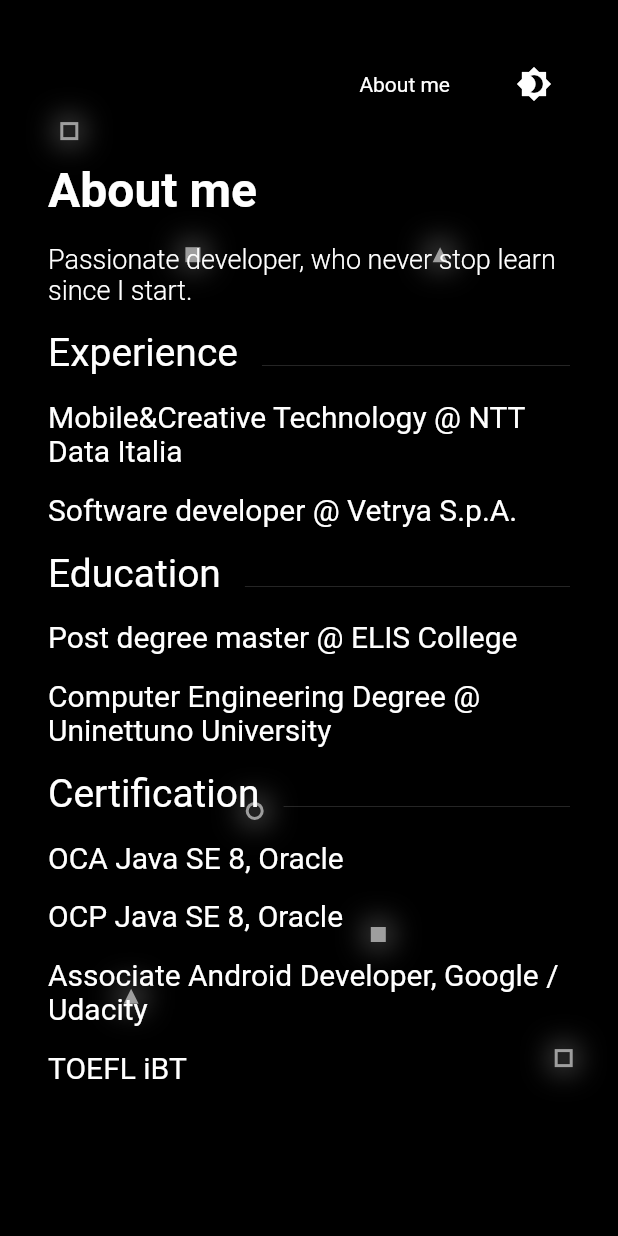
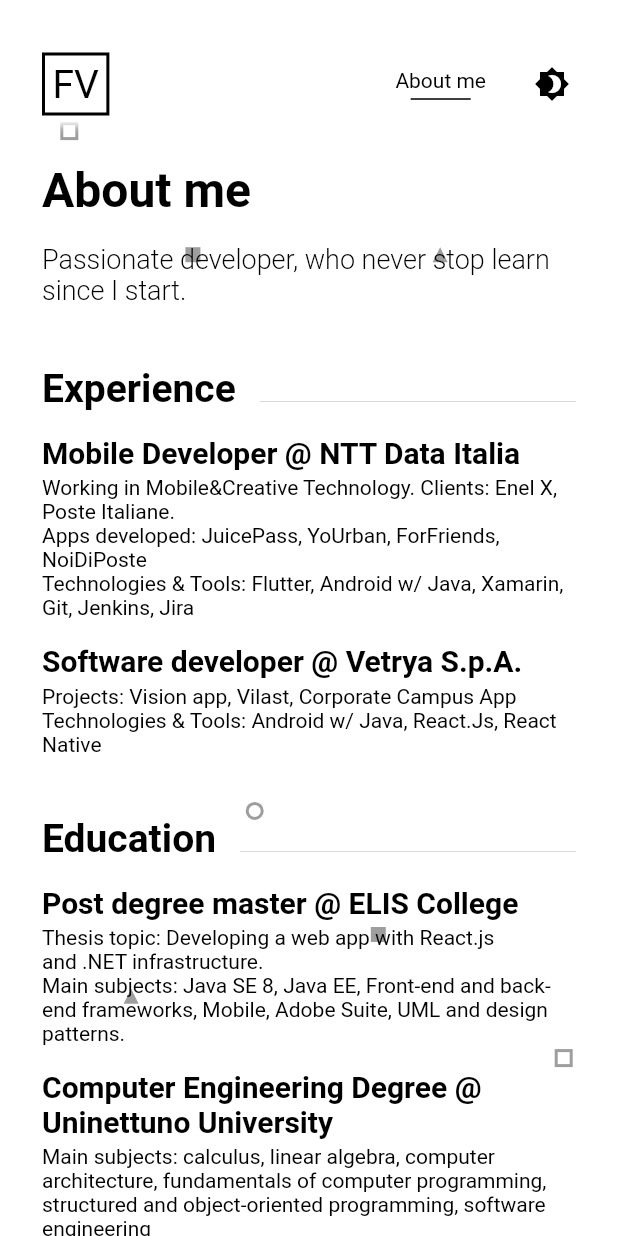
Before and after one commit to federicoviceconti/federicoviceconti_website_code, a Flutter app: the screen it shows after launch, after a tap on "About me", on a phone screen of 412 x 824 dp. Run offline on Flutter 3.47's test engine with Material 2 defaults, Android fonts, the phone set to English and light mode, and no system bars; missing offline and left inert: dart:html.

Commit message:
adding about section

```diff
--- a/lib/core/theme_data.dart
+++ b/lib/core/theme_data.dart
@@ -15,10 +15,10 @@ class CustomThemeData {
       ),
     ),
     colorScheme: ColorScheme.light(
-      primary: Colors.white,
-      onPrimary: Colors.white,
-      primaryVariant: Colors.white,
+      primary: Colors.black,
+      onPrimary: Colors.black,
       secondary: Colors.grey,
+      background: Colors.white,
     ),
     iconTheme: IconThemeData(
       color: Colors.black,
@@ -38,10 +38,10 @@ class CustomThemeData {
       )
     ),
     colorScheme: ColorScheme.light(
-      primary: Colors.black,
-      onPrimary: Colors.black,
-      primaryVariant: Colors.black,
+      primary: Colors.white,
+      onPrimary: Colors.white,
       secondary: Colors.grey,
+      background: Colors.black,
     ),
     iconTheme: IconThemeData(
       color: Colors.white,
--- a/lib/home_page/about_me/about_me.dart
+++ b/lib/home_page/about_me/about_me.dart
@@ -1,57 +1,78 @@
 import 'package:flutter/material.dart';
 
-class AboutMeWidget extends StatelessWidget {
+class AboutMeWidget extends StatefulWidget {
+  @override
+  AboutMeWidgetState createState() => AboutMeWidgetState();
+}
+
+class AboutMeWidgetState extends State<AboutMeWidget> {
   @override
   Widget build(BuildContext context) {
-    return Padding(
-      padding: const EdgeInsets.only(
-        top: 100.0,
-        left: 32.0,
-        right: 32.0,
-      ),
-      child: Stack(
+    return Stack(
       children: [
         Padding(
-            padding: const EdgeInsets.only(top: 8.0, bottom: 10.0),
+          padding: const EdgeInsets.only(top: 8.0),
           child: SingleChildScrollView(
             child: Column(
               mainAxisAlignment: MainAxisAlignment.start,
               crossAxisAlignment: CrossAxisAlignment.start,
               children: [
-                  Text(
-                    "About me",
-                    style: TextStyle(
-                      color: Colors.white,
+                _buildHeadingText(),
+                _buildSubHeadingText(),
+                _buildExperienceSection(),
+                _buildEducationSection(),
+                _buildCertificationSection(),
+                SizedBox(height: 20),
+              ],
+            ),
+          ),
+        ),
+      ],
+    );
+  }
+
+  Widget _buildHeadingText() {
+    return Padding(
+      padding: const EdgeInsets.only(top: 100.0),
+      child: Text(
+        'About me',
+        style: Theme.of(context).textTheme.headline4.copyWith(
           fontWeight: FontWeight.bold,
           fontSize: 32,
         ),
       ),
-                  Padding(
+    );
+  }
+
+  Widget _buildSubHeadingText() {
+    return Padding(
       padding: const EdgeInsets.only(
         top: 16.0,
       ),
       child: Text(
-                      "Passionate developer, who never stop learn since I start.",
-                      style: TextStyle(
-                        color: Colors.white,
+        'Passionate developer, who never stop learn since I start.',
+        style: Theme.of(context).textTheme.headline4.copyWith(
               fontWeight: FontWeight.w300,
               fontSize: 18,
             ),
       ),
-                  ),
-                  Padding(
+    );
+  }
+
+  Widget _buildHeadingSectionWithLine(String headText) {
+    return Padding(
       padding: const EdgeInsets.only(
-                      top: 16.0,
+        top: 40.0,
       ),
       child: Row(
         crossAxisAlignment: CrossAxisAlignment.end,
         children: [
           Text(
-                          "Experience",
-                          style: TextStyle(
-                            color: Colors.white,
-                            fontSize: 26.0,
-                          ),
+            headText,
+            style: Theme.of(context)
+                .textTheme
+                .headline4
+                .copyWith(fontSize: 26.0, fontWeight: FontWeight.w700),
           ),
           Expanded(
             child: Container(
@@ -60,152 +81,102 @@ class AboutMeWidget extends StatelessWidget {
                 bottom: 6.0,
               ),
               height: 0.1,
-                            color: Colors.white,
+              color: Theme.of(context).colorScheme.primary,
             ),
           )
         ],
       ),
-                  ),
-                  Padding(
+    );
+  }
+
+  _buildSectionContent({String header, String content}) {
+    return Padding(
       padding: const EdgeInsets.only(top: 16.0),
-                    child: Text(
-                      "Mobile&Creative Technology @ NTT Data Italia",
-                      style: TextStyle(
-                        color: Colors.white,
+      child: Column(
+        crossAxisAlignment: CrossAxisAlignment.start,
+        children: [
+          Text(
+            header,
+            style: Theme.of(context).textTheme.headline4.copyWith(
               fontSize: 20.0,
             ),
           ),
-                  ),
-                  Padding(
-                    padding: const EdgeInsets.only(top: 16.0),
-                    child: Text(
-                      "Software developer @ Vetrya S.p.A.",
-                      style: TextStyle(
-                        color: Colors.white,
-                        fontSize: 20.0,
-                      ),
-                    ),
-                  ),
-                  Padding(
-                    padding: const EdgeInsets.only(
-                      top: 16.0,
-                    ),
-                    child: Row(
-                      crossAxisAlignment: CrossAxisAlignment.end,
-                      children: [
-                        Text(
-                          "Education",
-                          style: TextStyle(
-                            color: Colors.white,
-                            fontSize: 26.0,
-                          ),
-                        ),
-                        Expanded(
-                          child: Container(
-                            margin: const EdgeInsets.only(
-                              left: 16.0,
-                              bottom: 6.0,
-                            ),
-                            height: 0.1,
-                            color: Colors.white,
-                          ),
-                        )
-                      ],
-                    ),
-                  ),
-                  Padding(
-                    padding: const EdgeInsets.only(top: 16.0),
-                    child: Text(
-                      "Post degree master @ ELIS College",
-                      style: TextStyle(
-                        color: Colors.white,
-                        fontSize: 20.0,
-                      ),
-                    ),
-                  ),
-                  Padding(
-                    padding: const EdgeInsets.only(top: 16.0),
-                    child: Text(
-                      "Computer Engineering Degree @ Uninettuno University",
-                      style: TextStyle(
-                        color: Colors.white,
-                        fontSize: 20.0,
-                      ),
-                    ),
-                  ),
-                  Padding(
-                    padding: const EdgeInsets.only(
-                      top: 16.0,
-                    ),
-                    child: Row(
-                      crossAxisAlignment: CrossAxisAlignment.end,
-                      children: [
-                        Text(
-                          "Certification",
-                          style: TextStyle(
-                            color: Colors.white,
-                            fontSize: 26.0,
-                          ),
-                        ),
-                        Expanded(
-                          child: Container(
-                            margin: const EdgeInsets.only(
-                              left: 16.0,
-                              bottom: 6.0,
-                            ),
-                            height: 0.1,
-                            color: Colors.white,
-                          ),
-                        )
-                      ],
-                    ),
-                  ),
-                  Padding(
-                    padding: const EdgeInsets.only(top: 16.0),
-                    child: Text(
-                      "OCA Java SE 8, Oracle",
-                      style: TextStyle(
-                        color: Colors.white,
-                        fontSize: 20.0,
-                      ),
-                    ),
-                  ),
-                  Padding(
-                    padding: const EdgeInsets.only(top: 16.0),
-                    child: Text(
-                      "OCP Java SE 8, Oracle",
-                      style: TextStyle(
-                        color: Colors.white,
-                        fontSize: 20.0,
-                      ),
-                    ),
-                  ),
-                  Padding(
-                    padding: const EdgeInsets.only(top: 16.0),
-                    child: Text(
-                      "Associate Android Developer, Google / Udacity",
-                      style: TextStyle(
-                        color: Colors.white,
-                        fontSize: 20.0,
-                      ),
-                    ),
-                  ),
-                  Padding(
-                    padding: const EdgeInsets.only(top: 16.0),
-                    child: Text(
-                      "TOEFL iBT",
-                      style: TextStyle(
-                        color: Colors.white,
-                        fontSize: 20.0,
-                      ),
-                    ),
-                  ),
-                ],
-              ),
-            ),
-          ),
+          _buildContent(content)
         ],
       ),
     );
   }
+
+  Widget _buildContent(String content) {
+    return content != null && content.isNotEmpty
+        ? Padding(
+          padding: const EdgeInsets.only(top: 4.0),
+          child: Text(
+              content ?? '',
+              style: Theme.of(context).textTheme.bodyText1.copyWith(
+                fontSize: 14.0,
+              ),
+            ),
+        )
+        : SizedBox();
   }
+
+  _buildExperienceSection() {
+    return Column(
+      crossAxisAlignment: CrossAxisAlignment.start,
+      children: [
+        _buildHeadingSectionWithLine('Experience'),
+        _buildSectionContent(
+          header: 'Mobile Developer @ NTT Data Italia',
+          content: '''Working in Mobile&Creative Technology. Clients: Enel X, Poste Italiane.
+Apps developed: JuicePass, YoUrban, ForFriends, NoiDiPoste
+Technologies & Tools: Flutter, Android w/ Java, Xamarin, Git, Jenkins, Jira''',
+        ),
+        _buildSectionContent(
+          header: 'Software developer @ Vetrya S.p.A.',
+          content: '''Projects: Vision app, Vilast, Corporate Campus App
+Technologies & Tools: Android w/ Java, React.Js, React Native''',
+        ),
+      ],
+    );
+  }
+
+  _buildEducationSection() {
+    return Column(
+      crossAxisAlignment: CrossAxisAlignment.start,
+      children: [
+        _buildHeadingSectionWithLine('Education'),
+        _buildSectionContent(
+          header: 'Post degree master @ ELIS College',
+          content: '''Thesis topic: Developing a web app with React.js and .NET infrastructure.
+Main subjects: Java SE 8, Java EE, Front-end and back-end frameworks, Mobile, Adobe Suite, UML and design patterns.''',
+        ),
+        _buildSectionContent(
+          header: 'Computer Engineering Degree @ Uninettuno University',
+          content: '''Main subjects: calculus, linear algebra, computer architecture, fundamentals of computer programming, structured and object-oriented programming, software engineering''',
+        ),
+      ],
+    );
+  }
+
+  _buildCertificationSection() {
+    return Column(
+      crossAxisAlignment: CrossAxisAlignment.start,
+      children: [
+        _buildHeadingSectionWithLine('Certification'),
+        _buildSectionContent(
+          header: 'Associate Android Developer, Google / Udacity',
+        ),
+        _buildSectionContent(
+          header: 'TOEFL iBT',
+        ),
+        _buildSectionContent(
+          header: 'OCP Java SE 8, Oracle',
+        ),
+        _buildSectionContent(
+          header: 'OCA Java SE 8, Oracle',
+        ),
+      ],
+    );
+  }
+}
--- /dev/null
+++ b/lib/home_page/contact_me/contact_me_widget.dart
@@ -0,0 +1,15 @@
+import 'package:flutter/material.dart';
+
+class ContactMeWidget extends StatefulWidget {
+  @override
+  _ContactMeWidgetState createState() => _ContactMeWidgetState();
+}
+
+class _ContactMeWidgetState extends State<ContactMeWidget> {
+  @override
+  Widget build(BuildContext context) {
+    return Container(
+
+    );
+  }
+}
--- a/lib/home_page/home_page_widget.dart
+++ b/lib/home_page/home_page_widget.dart
@@ -1,6 +1,8 @@
 import 'package:federicoviceconti_github_io/core/base_widget.dart';
 import 'package:federicoviceconti_github_io/core/full_screen_widget.dart';
 import 'package:federicoviceconti_github_io/home_page/about_me/about_me.dart';
+import 'package:federicoviceconti_github_io/home_page/contact_me/contact_me_widget.dart';
+import 'package:federicoviceconti_github_io/home_page/page_enum.dart';
 import 'package:federicoviceconti_github_io/home_page/who_am_i/who_am_i_widget.dart';
 import 'package:federicoviceconti_github_io/notifier/app_theme_notifier.dart';
 import 'package:federicoviceconti_github_io/utility/html_utility.dart';
@@ -20,7 +22,10 @@ class _HomePageWidgetState extends State<HomePageWidget> {
   double _localY = 0.0;
   double _offsetX = 0.0;
   double _offsetY = 0.0;
-  final PageController _pageController = PageController(initialPage: 0);
+  PageEnum _pageSelected = PageEnum.home;
+  final PageController _pageController =
+      PageController(initialPage: PageEnum.home.pageIndex);
+  final double _paddingHorizontal = 28.0;
 
   @override
   void initState() {
@@ -39,13 +44,13 @@ class _HomePageWidgetState extends State<HomePageWidget> {
       children: [
         _buildBackground(),
         FullScreenWidget(
+          child: Padding(
+            padding: EdgeInsets.symmetric(horizontal: _paddingHorizontal),
             child: PageView(
               physics: NeverScrollableScrollPhysics(),
               controller: _pageController,
-            children: [
-              WhoAmIWidget(),
-              AboutMeWidget()
-            ],
+              children: [WhoAmIWidget(), AboutMeWidget(), ContactMeWidget()],
+            ),
           ),
         ),
         _buildTopBar(),
@@ -85,40 +90,114 @@ class _HomePageWidgetState extends State<HomePageWidget> {
   }
 
   Widget _buildTopBar() {
-    return Row(
+    return Container(
+      padding: const EdgeInsets.only(top: 32),
+      decoration: BoxDecoration(
+        boxShadow: [
+          BoxShadow(
+            color: Theme.of(context).colorScheme.background,
+            blurRadius: 4,
+            spreadRadius: 4,
+          ),
+        ],
+      ),
+      child: Row(
+        mainAxisAlignment: MainAxisAlignment.spaceBetween,
+        children: [
+          _buildLogo(),
+          Row(
             mainAxisAlignment: MainAxisAlignment.end,
             children: [
-        _buildAboutMe(),
+              _buildNavButton('About me', page: PageEnum.aboutMe),
+              SizedBox(width: 20.0),
               _buildSwitchTheme(),
+              SizedBox(width: 20.0),
             ],
-    );
-  }
-
-  Widget _buildAboutMe() {
-    return GestureDetector(
-      onTap: () => _animateToPage(1),
-      child: Text(
-        "About me",
-        style: Theme.of(context).textTheme.bodyText1,
+          ),
+        ],
       ),
     );
   }
 
-  _animateToPage(page) {
-    _pageController.animateToPage(page, duration: Duration(milliseconds: 500), curve: Curves.ease);
+  Widget _buildNavButton(String text, {PageEnum page}) {
+    return GestureDetector(
+      onTap: () => _animateToPage(page),
+      child: Wrap(
+        children: [
+          Column(
+            children: [
+              Text(
+                text,
+                style: Theme.of(context).textTheme.bodyText1,
+              ),
+              SizedBox(
+                height: 4.0,
+              ),
+              _buildUnderlineNav(
+                conditionToShow: _pageSelected == page,
+              ),
+            ],
+          ),
+        ],
+      ),
+    );
+  }
+
+  _buildUnderlineNav({bool conditionToShow}) {
+    return AnimatedContainer(
+      duration: Duration(milliseconds: 200),
+      width: conditionToShow ? 40.0 : 0.0,
+      height: conditionToShow ? 1.0 : 0.0,
+      curve: Curves.easeIn,
+      child: Container(
+        color: Theme.of(context).colorScheme.primary,
+      ),
+    );
+  }
+
+  _animateToPage(PageEnum page) {
+    _pageController.animateToPage(page.pageIndex,
+        duration: Duration(milliseconds: 500), curve: Curves.ease);
+
+    setState(() {
+      _pageSelected = page;
+    });
   }
 
   Widget _buildSwitchTheme() {
-    return Container(
-      padding: const EdgeInsets.all(32.0),
-      child: IconButton(
+    return IconButton(
       color: Theme.of(context).iconTheme.color,
       onPressed: _onSwitchThemePress,
       icon: Icon(Icons.brightness_4),
-      ),
     );
   }
 
   void _onSwitchThemePress() =>
       Provider.of<AppThemeNotifier>(context, listen: false).switchAppTheme();
+
+  _buildLogo() {
+    return Padding(
+      padding: EdgeInsets.only(left: _paddingHorizontal),
+      child: GestureDetector(
+        onTap: () => _animateToPage(PageEnum.home),
+        child: Container(
+          padding: const EdgeInsets.symmetric(horizontal: 5, vertical: 4),
+          decoration: BoxDecoration(
+            shape: BoxShape.rectangle,
+            border: Border.all(
+                color: Theme.of(context).colorScheme.primary,
+                style: BorderStyle.solid,
+                width: 2),
+          ),
+          child: Text(
+            'FV',
+            style: Theme.of(context).textTheme.bodyText1.copyWith(
+                  fontWeight: FontWeight.normal,
+                  fontSize: 26,
+                ),
+          ),
+        ),
+      ),
+    );
   }
+}
--- /dev/null
+++ b/lib/home_page/page_enum.dart
@@ -0,0 +1,13 @@
+enum PageEnum {
+  home,
+  aboutMe,
+  contact
+}
+
+extension PageEnumExtension on PageEnum {
+  int get pageIndex => const {
+    PageEnum.home: 0,
+    PageEnum.aboutMe: 1,
+    PageEnum.contact: 2
+  }[this];
+}
--- a/lib/home_page/who_am_i/who_am_i_widget.dart
+++ b/lib/home_page/who_am_i/who_am_i_widget.dart
@@ -26,8 +26,13 @@ class _WhoAmIWidgetState extends State<WhoAmIWidget> {
   Widget _buildWhoAmI() {
     return Container(
       alignment: Alignment.centerLeft,
-      padding: const EdgeInsets.only(left: 20.0),
-      child: _buildWelcomeText(32),
+      child: Column(
+        mainAxisAlignment: MainAxisAlignment.center,
+        crossAxisAlignment: CrossAxisAlignment.start,
+        children: [
+          _buildWelcomeText(32),
+        ],
+      ),
     );
   }
 
@@ -52,7 +57,7 @@ class _WhoAmIWidgetState extends State<WhoAmIWidget> {
       opacity: _mailOpacity,
       duration: Duration(milliseconds: 100),
       child: Container(
-        padding: const EdgeInsets.all(20.0),
+        padding: const EdgeInsets.only(bottom: 20.0),
         alignment: Alignment.bottomLeft,
         child: GestureDetector(
           onTap: _onTapMail,
@@ -86,8 +91,8 @@ class _WhoAmIWidgetState extends State<WhoAmIWidget> {
         opacity: _copyClipboardOpacity,
         duration: Duration(milliseconds: 300),
         child: FullScreenWidget(
-          padding: const EdgeInsets.all(20.0),
-          alignment: Alignment.bottomRight,
+          padding: const EdgeInsets.only(bottom: 20.0),
+          alignment: Alignment.bottomLeft,
           child: RichText(
             textAlign: TextAlign.right,
             text: TextSpan(
--- a/lib/notifier/app_theme_notifier.dart
+++ b/lib/notifier/app_theme_notifier.dart
@@ -2,7 +2,7 @@ import 'package:federicoviceconti_github_io/core/theme_data.dart';
 import 'package:flutter/material.dart';
 
 class AppThemeNotifier extends ChangeNotifier {
-  ThemeData _appTheme = CustomThemeData.darkTheme;
+  ThemeData _appTheme = CustomThemeData.lightTheme;
 
   ThemeMode get currentAppTheme => _appTheme == CustomThemeData.lightTheme
     ? ThemeMode.light
```
Lines whose indentation alone changed are shown as unchanged.
